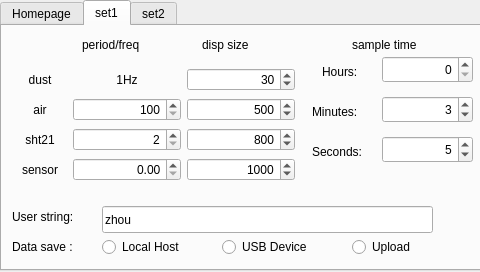
First picture: the form in mainwindow.ui, repository yu1019594136/enose_online, before the edit.
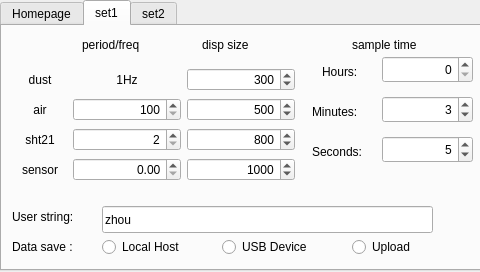
Second picture: the form after the edit. The open tabs and pages were chosen to show the change.

The edit to the form file:
```diff
--- a/mainwindow.ui
+++ b/mainwindow.ui
@@ -251,7 +251,7 @@
           <number>999999999</number>
          </property>
          <property name="value">
-          <number>30</number>
+          <number>300</number>
          </property>
         </widget>
        </item>
```
Left out of the diff: 2 changed lines with no effect on the pictures.
